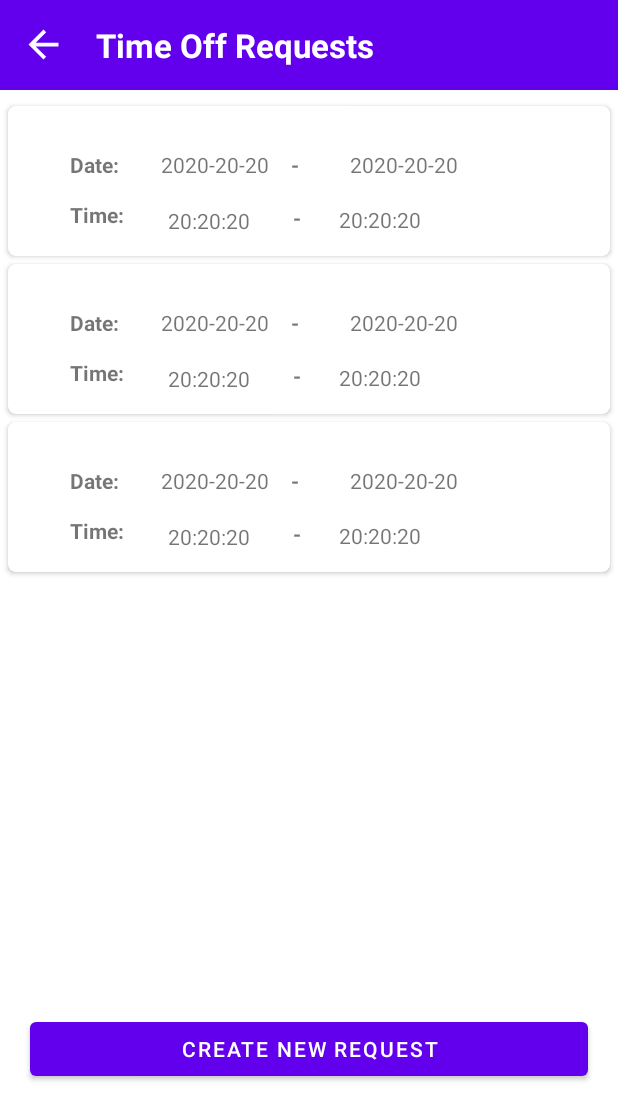
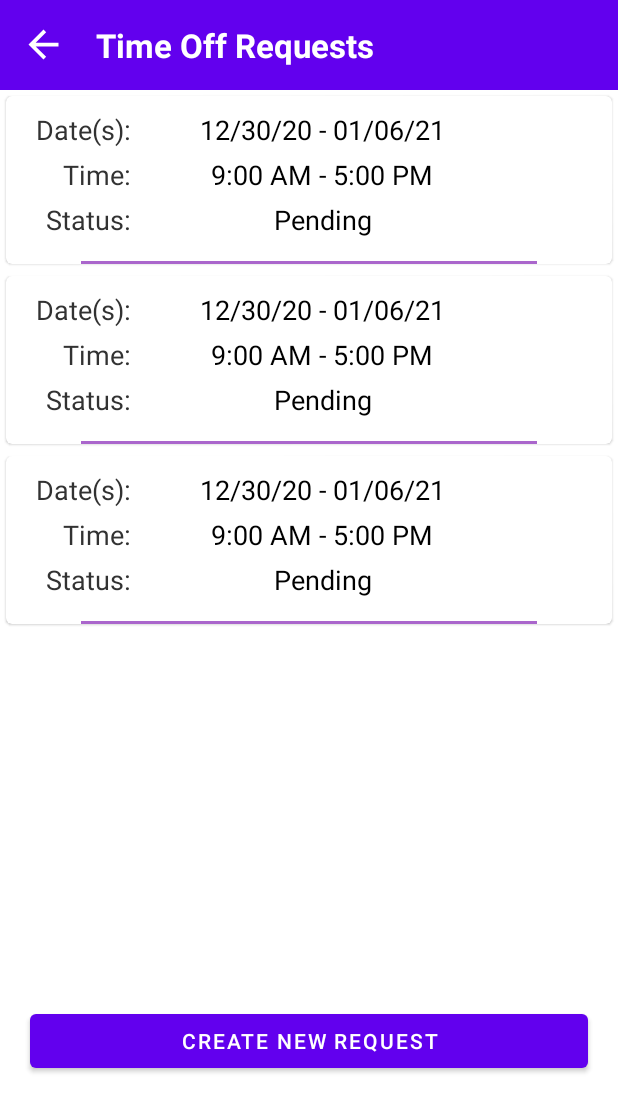
Before and after one commit to MonJamp/ProShift, an Android app: the layout activity_time_off.xml on its own in the app's theme, with its tools: preview values and no code run, on a phone screen of 412 x 824 dp. Shown: the top 1120 px of the screen. Run offline under Robolectric (Android 15) with nearby library versions, the phone set to English and light mode, and no system bars.

Commit message:
Update time off card

```diff
--- a/app/src/main/java/com/proshiftteam/proshift/Activities/ListOfTimeOffRequestsActivity.kt
+++ b/app/src/main/java/com/proshiftteam/proshift/Activities/TimeOffActivity.kt
@@ -6,11 +6,11 @@ import android.widget.Button
 import android.widget.ImageView
 import android.widget.Toast
 import androidx.appcompat.app.AppCompatActivity
-import com.proshiftteam.proshift.Adapters.ListOfTimeOffRequestsAdapter
+import com.proshiftteam.proshift.Adapters.TimeOffRequestsAdapter
 import com.proshiftteam.proshift.DataFiles.ListOfTimeOffRequestsObject
 import com.proshiftteam.proshift.Interfaces.RetrofitBuilderObject
 import com.proshiftteam.proshift.R
-import kotlinx.android.synthetic.main.activity_list_of_time_off_requests.*
+import kotlinx.android.synthetic.main.activity_time_off.*
 import retrofit2.Call
 import retrofit2.Callback
 import retrofit2.Response
@@ -19,7 +19,7 @@ class ListOfTimeOffRequestsActivity:AppCompatActivity() {
     override fun onCreate(savedInstanceState: Bundle?) {
         super.onCreate(savedInstanceState)
 
-        setContentView(R.layout.activity_list_of_time_off_requests)
+        setContentView(R.layout.activity_time_off)
 
 
         val context = this
@@ -37,7 +37,7 @@ class ListOfTimeOffRequestsActivity:AppCompatActivity() {
                 if (response.isSuccessful) {
                     Toast.makeText(context, "Successfully loaded time off requests " + response.code(), Toast.LENGTH_SHORT).show()
                     val listOfTimeOffRequests = response.body()!!
-                    listOfTimeOffRequestsRecyclerView.adapter = ListOfTimeOffRequestsAdapter(tokenCode.toString(), accessCode!!, listOfTimeOffRequests)
+                    listOfTimeOffRequestsRecyclerView.adapter = TimeOffRequestsAdapter(tokenCode.toString(), accessCode!!, listOfTimeOffRequests)
                 } else {
                     Toast.makeText(context, "Failed loading time off requests : Response code " + response.code(), Toast.LENGTH_SHORT).show()
                 }
--- a/app/src/main/java/com/proshiftteam/proshift/Adapters/ListOfTimeOffRequestsAdapter.kt
+++ /dev/null
@@ -1,37 +0,0 @@
-package com.proshiftteam.proshift.Adapters
-
-import android.view.LayoutInflater
-import android.view.View
-import android.view.ViewGroup
-import android.widget.TextView
-import androidx.recyclerview.widget.RecyclerView
-import com.proshiftteam.proshift.DataFiles.ListOfTimeOffRequestsObject
-import com.proshiftteam.proshift.R
-import kotlinx.android.synthetic.main.activity_list_of_time_off_requests.view.*
-
-class ListOfTimeOffRequestsAdapter(val tokenCode: String, val accessCode: Int, private val timeOffRequestsList: List<ListOfTimeOffRequestsObject>) : RecyclerView.Adapter<ListOfTimeOffRequestsAdapter.ShowTimeOffRequestsViewHolder> () {
-
-
-    class ShowTimeOffRequestsViewHolder(itemView: View) : RecyclerView.ViewHolder(itemView) {
-        val startDate: TextView = itemView.findViewById(R.id.list_of_time_off_requests_start_date)
-        val endDate: TextView = itemView.findViewById(R.id.list_of_time_off_requests_end_date)
-        val startTime: TextView = itemView.findViewById(R.id.list_of_time_off_requests_start_time)
-        val endTime: TextView = itemView.findViewById(R.id.list_of_time_off_requests_end_time)
-    }
-
-    override fun onCreateViewHolder(parent: ViewGroup, viewType: Int): ShowTimeOffRequestsViewHolder {
-        val shiftView = LayoutInflater.from(parent.context).inflate(R.layout.card_item_list_of_time_off_requests, parent, false)
-        return ShowTimeOffRequestsViewHolder(shiftView)
-    }
-
-    override fun getItemCount(): Int {
-        return timeOffRequestsList.size
-    }
-
-    override fun onBindViewHolder(holder: ShowTimeOffRequestsViewHolder, position: Int) {
-        holder.startDate.text = timeOffRequestsList.get(position).start_date
-        holder.endDate.text = timeOffRequestsList.get(position).end_date
-        holder.startTime.text = timeOffRequestsList.get(position).time_start
-        holder.endTime.text = timeOffRequestsList.get(position).time_end
-    }
-}
--- /dev/null
+++ b/app/src/main/java/com/proshiftteam/proshift/Adapters/TimeOffRequestsAdapter.kt
@@ -0,0 +1,88 @@
+package com.proshiftteam.proshift.Adapters
+
+import android.view.LayoutInflater
+import android.view.ViewGroup
+import android.widget.TextView
+import androidx.cardview.widget.CardView
+import androidx.core.content.ContextCompat
+import androidx.recyclerview.widget.RecyclerView
+import com.proshiftteam.proshift.DataFiles.ListOfTimeOffRequestsObject
+import com.proshiftteam.proshift.R
+import java.text.SimpleDateFormat
+import android.R.color
+
+class TimeOffRequestsAdapter(
+    val tokenCode: String,
+    val accessCode: Int,
+    private val timeOffRequestsList: List<ListOfTimeOffRequestsObject>)
+    : RecyclerView.Adapter<TimeOffRequestsAdapter.ViewHolder>()
+{
+    class ViewHolder(cardView: CardView) : RecyclerView.ViewHolder(cardView) {
+        val tvDate: TextView = cardView.findViewById(R.id.cardTimeOffDate)
+        val tvTime: TextView = cardView.findViewById(R.id.cardTimeOffTime)
+        val tvStatusValue: TextView = cardView.findViewById(R.id.cardTimeOffStatusValue)
+    }
+
+    override fun onCreateViewHolder(parent: ViewGroup, viewType: Int): ViewHolder {
+        val shiftView = LayoutInflater.from(parent.context)
+            .inflate(R.layout.card_time_off_item, parent, false)
+            as CardView
+
+        return ViewHolder(shiftView)
+    }
+
+    override fun getItemCount(): Int {
+        return timeOffRequestsList.size
+    }
+
+    override fun onBindViewHolder(holder: ViewHolder, position: Int) {
+        val timeOff = timeOffRequestsList.get(position)
+
+        val dateFormat = SimpleDateFormat("yyyy-MM-dd")
+        val newDateFormat = SimpleDateFormat("MM/dd/yy")
+        val startDate = dateFormat.parse(timeOff.start_date)
+        val endDate = dateFormat.parse(timeOff.end_date)
+        val strStartDate = newDateFormat.format(startDate).toString()
+        val strEndDate = newDateFormat.format(endDate).toString()
+
+        val dateText = if(startDate == endDate) {
+            strStartDate
+        } else {
+            "$strStartDate - $strEndDate"
+        }
+
+        val timeFormat = SimpleDateFormat("HH:mm:ss")
+        val newTimeFormat = SimpleDateFormat("hh:mm a")
+        val startTime = timeFormat.parse(timeOff.time_start)
+        val endTime = timeFormat.parse(timeOff.time_end)
+        val strStartTime = newTimeFormat.format(startTime).toString()
+        val strEndTime = newTimeFormat.format(endTime).toString()
+
+        val timeText = "$strStartTime - $strEndTime"
+
+        val context = holder.itemView.context
+        val statusText: String
+        if(timeOff.is_approved) {
+            statusText = "Approved"
+            holder.itemView.setBackgroundColor(
+                ContextCompat.getColor(context, android.R.color.holo_green_light)
+            )
+        }
+        else if(timeOff.is_denied) {
+            statusText = "Denied"
+            holder.itemView.setBackgroundColor(
+                ContextCompat.getColor(context, android.R.color.holo_red_light)
+            )
+        }
+        else {
+            statusText = "Pending"
+            holder.itemView.setBackgroundColor(
+                ContextCompat.getColor(context, android.R.color.background_light)
+            )
+        }
+
+        holder.tvDate.text = dateText
+        holder.tvTime.text = timeText
+        holder.tvStatusValue.text = statusText
+    }
+}
--- a/app/src/main/res/layout/activity_list_of_time_off_requests.xml
+++ b/app/src/main/res/layout/activity_time_off.xml
@@ -42,10 +42,10 @@
             android:layout_width="match_parent"
             android:layout_height="610dp"
             android:id="@+id/listOfTimeOffRequestsRecyclerView"
-            android:layout_marginTop="5dp"
+            android:layout_marginTop="0dp"
             app:layoutManager="androidx.recyclerview.widget.LinearLayoutManager"
             tools:context=".Activities.HomeActivity"
-            tools:listitem="@layout/card_item_list_of_time_off_requests"/>
+            tools:listitem="@layout/card_time_off_item"/>
 
         <Button
             android:id="@+id/submitAnotherRequestButton"
--- a/app/src/main/res/layout/card_item_list_of_time_off_requests.xml
+++ /dev/null
@@ -1,123 +0,0 @@
-<?xml version="1.0" encoding="utf-8"?>
-<androidx.cardview.widget.CardView xmlns:android="http://schemas.android.com/apk/res/android"
-    xmlns:tools="http://schemas.android.com/tools"
-    android:layout_width="match_parent" android:layout_height="100dp"
-    xmlns:card_view="http://schemas.android.com/apk/res-auto"
-    android:elevation="10dp"
-    android:layout_marginLeft="5dp"
-    android:layout_marginRight="5dp"
-    android:layout_marginTop="5dp"
-    card_view:cardCornerRadius="5dp">
-
-    <androidx.constraintlayout.widget.ConstraintLayout
-        android:layout_width="match_parent"
-        android:layout_height="match_parent">
-
-        <TextView
-            android:id="@+id/list_of_time_off_requests_start_date"
-            android:layout_width="73dp"
-            android:layout_height="19dp"
-            android:layout_marginTop="29dp"
-            android:layout_marginEnd="13dp"
-            android:layout_marginBottom="18dp"
-            android:text="2020-20-20"
-            card_view:layout_constraintBottom_toTopOf="@+id/list_of_time_off_requests_start_time"
-            card_view:layout_constraintEnd_toStartOf="@+id/textView6"
-            card_view:layout_constraintStart_toEndOf="@+id/textView10"
-            card_view:layout_constraintTop_toTopOf="parent" />
-
-        <TextView
-            android:id="@+id/textView6"
-            android:layout_width="26dp"
-            android:layout_height="17dp"
-            android:layout_marginTop="29dp"
-            android:layout_marginEnd="13dp"
-            android:layout_marginBottom="17dp"
-            android:text="-"
-            android:textStyle="bold"
-            card_view:layout_constraintBottom_toTopOf="@+id/textView7"
-            card_view:layout_constraintEnd_toStartOf="@+id/list_of_time_off_requests_end_date"
-            card_view:layout_constraintStart_toEndOf="@+id/list_of_time_off_requests_start_date"
-            card_view:layout_constraintTop_toTopOf="parent" />
-
-        <TextView
-            android:id="@+id/list_of_time_off_requests_end_date"
-            android:layout_width="77dp"
-            android:layout_height="19dp"
-            android:layout_marginTop="29dp"
-            android:layout_marginEnd="96dp"
-            android:layout_marginBottom="17dp"
-            android:text="2020-20-20"
-            card_view:layout_constraintBottom_toTopOf="@+id/list_of_time_off_requests_end_time"
-            card_view:layout_constraintEnd_toEndOf="parent"
-            card_view:layout_constraintStart_toEndOf="@+id/textView6"
-            card_view:layout_constraintTop_toTopOf="parent" />
-
-        <TextView
-            android:id="@+id/list_of_time_off_requests_start_time"
-            android:layout_width="64dp"
-            android:layout_height="18dp"
-            android:layout_marginEnd="19dp"
-            android:layout_marginBottom="16dp"
-            android:text="20:20:20"
-            card_view:layout_constraintBottom_toBottomOf="parent"
-            card_view:layout_constraintEnd_toStartOf="@+id/textView7"
-            card_view:layout_constraintStart_toEndOf="@+id/textView11"
-            card_view:layout_constraintTop_toBottomOf="@+id/list_of_time_off_requests_start_date" />
-
-        <TextView
-            android:id="@+id/textView7"
-            android:layout_width="21dp"
-            android:layout_height="17dp"
-            android:layout_marginEnd="9dp"
-            android:layout_marginBottom="18dp"
-            android:text="-"
-            android:textStyle="bold"
-            card_view:layout_constraintBottom_toBottomOf="parent"
-            card_view:layout_constraintEnd_toStartOf="@+id/list_of_time_off_requests_end_time"
-            card_view:layout_constraintStart_toEndOf="@+id/list_of_time_off_requests_start_time"
-            card_view:layout_constraintTop_toBottomOf="@+id/textView6" />
-
-        <TextView
-            android:id="@+id/list_of_time_off_requests_end_time"
-            android:layout_width="0dp"
-            android:layout_height="0dp"
-            android:layout_marginEnd="115dp"
-            android:layout_marginBottom="16dp"
-            android:text="20:20:20"
-            card_view:layout_constraintBottom_toBottomOf="parent"
-            card_view:layout_constraintEnd_toEndOf="parent"
-            card_view:layout_constraintStart_toEndOf="@+id/textView7"
-            card_view:layout_constraintTop_toBottomOf="@+id/list_of_time_off_requests_end_date" />
-
-        <TextView
-            android:id="@+id/textView10"
-            android:layout_width="0dp"
-            android:layout_height="0dp"
-            android:layout_marginStart="41dp"
-            android:layout_marginTop="29dp"
-            android:layout_marginEnd="19dp"
-            android:layout_marginBottom="18dp"
-            android:text="Date:"
-            android:textStyle="bold"
-            card_view:layout_constraintBottom_toTopOf="@+id/textView11"
-            card_view:layout_constraintEnd_toStartOf="@+id/list_of_time_off_requests_start_date"
-            card_view:layout_constraintStart_toStartOf="parent"
-            card_view:layout_constraintTop_toTopOf="parent" />
-
-        <TextView
-            android:id="@+id/textView11"
-            android:layout_width="50dp"
-            android:layout_height="21dp"
-            android:layout_marginStart="41dp"
-            android:layout_marginEnd="15dp"
-            android:layout_marginBottom="16dp"
-            android:text="Time:"
-            android:textStyle="bold"
-            card_view:layout_constraintBottom_toBottomOf="parent"
-            card_view:layout_constraintEnd_toStartOf="@+id/list_of_time_off_requests_start_time"
-            card_view:layout_constraintStart_toStartOf="parent"
-            card_view:layout_constraintTop_toBottomOf="@+id/textView10" />
-
-    </androidx.constraintlayout.widget.ConstraintLayout>
-</androidx.cardview.widget.CardView>
--- /dev/null
+++ b/app/src/main/res/layout/card_time_off_item.xml
@@ -0,0 +1,105 @@
+<?xml version="1.0" encoding="utf-8"?>
+
+<com.google.android.material.card.MaterialCardView xmlns:android="http://schemas.android.com/apk/res/android"
+    xmlns:tools="http://schemas.android.com/tools"
+    xmlns:card_view="http://schemas.android.com/apk/res-auto"
+    android:id="@+id/cardSchedule"
+    android:layout_width="match_parent"
+    android:layout_height="wrap_content"
+    android:layout_margin="4dp"
+    android:background="@color/colorAccent"
+    android:clickable="true"
+    android:foreground="?android:attr/selectableItemBackground"
+    >
+
+        <LinearLayout
+            android:layout_width="match_parent"
+            android:layout_height="wrap_content"
+            android:orientation="vertical">
+
+            <LinearLayout
+                android:layout_width="match_parent"
+                android:layout_height="wrap_content"
+                android:orientation="horizontal">
+
+                <LinearLayout
+                    android:layout_width="wrap_content"
+                    android:layout_height="wrap_content"
+                    android:orientation="vertical"
+                    android:padding="10dp"
+                    android:layout_marginStart="10dp">
+                    <TextView
+                        android:layout_width="match_parent"
+                        android:layout_height="wrap_content"
+                        android:text="Date(s): "
+                        android:textSize="18sp"
+                        android:layout_marginBottom="5dp"
+                        android:textAlignment="textEnd"
+                        android:textColor="@android:color/secondary_text_light" />
+                    <TextView
+                        android:layout_width="match_parent"
+                        android:layout_height="wrap_content"
+                        android:text="Time: "
+                        android:textSize="18sp"
+                        android:layout_marginBottom="5dp"
+                        android:textAlignment="textEnd"
+                        android:textColor="@android:color/secondary_text_light" />
+                    <TextView
+                        android:id="@+id/cardTimeOffStatus"
+                        android:layout_width="match_parent"
+                        android:layout_height="wrap_content"
+                        android:text="Status: "
+                        android:textSize="18sp"
+                        android:layout_marginBottom="5dp"
+                        android:textAlignment="textEnd"
+                        android:textColor="@android:color/secondary_text_light" />
+                </LinearLayout>
+
+                <LinearLayout
+                    android:layout_width="match_parent"
+                    android:layout_height="wrap_content"
+                    android:orientation="vertical"
+                    android:padding="10dp"
+                    android:layout_marginEnd="80sp">
+                    <TextView
+                        android:id="@+id/cardTimeOffDate"
+                        android:layout_width="match_parent"
+                        android:layout_height="wrap_content"
+                        android:text="12/30/20 - 01/06/21"
+                        android:textSize="18sp"
+                        android:layout_marginBottom="5dp"
+                        android:textAlignment="center"
+                        android:textColor="@android:color/primary_text_light" />
+                    <TextView
+                        android:id="@+id/cardTimeOffTime"
+                        android:layout_width="match_parent"
+                        android:layout_height="wrap_content"
+                        android:text="9:00 AM - 5:00 PM"
+                        android:textSize="18sp"
+                        android:layout_marginBottom="5dp"
+                        android:textAlignment="center"
+                        android:textColor="@android:color/primary_text_light" />
+                    <TextView
+                        android:id="@+id/cardTimeOffStatusValue"
+                        android:layout_width="match_parent"
+                        android:layout_height="wrap_content"
+                        android:text="Pending"
+                        android:textSize="18sp"
+                        android:layout_marginBottom="5dp"
+                        android:textAlignment="center"
+                        android:textColor="@android:color/primary_text_light" />
+                </LinearLayout>
+
+            </LinearLayout>
+
+            <View
+                android:layout_width="match_parent"
+                android:layout_height="2dp"
+                android:layout_marginHorizontal="50dp"
+                android:background="@android:color/holo_purple">
+
+            </View>
+
+        </LinearLayout>
+
+</com.google.android.material.card.MaterialCardView>
```
